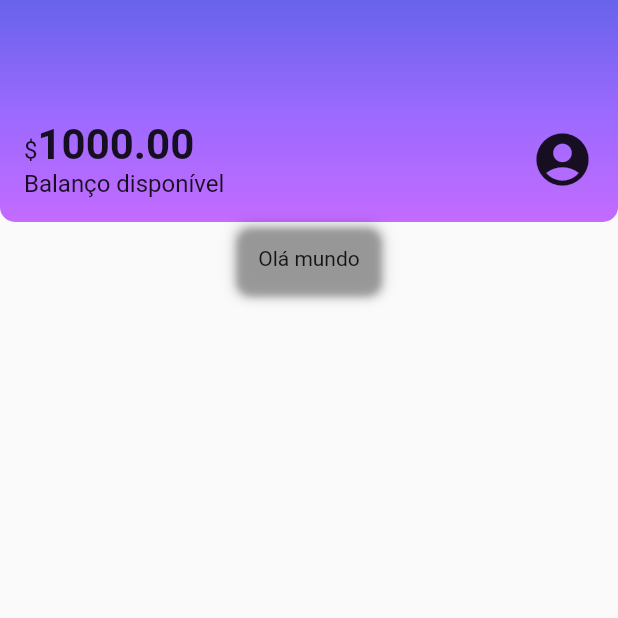
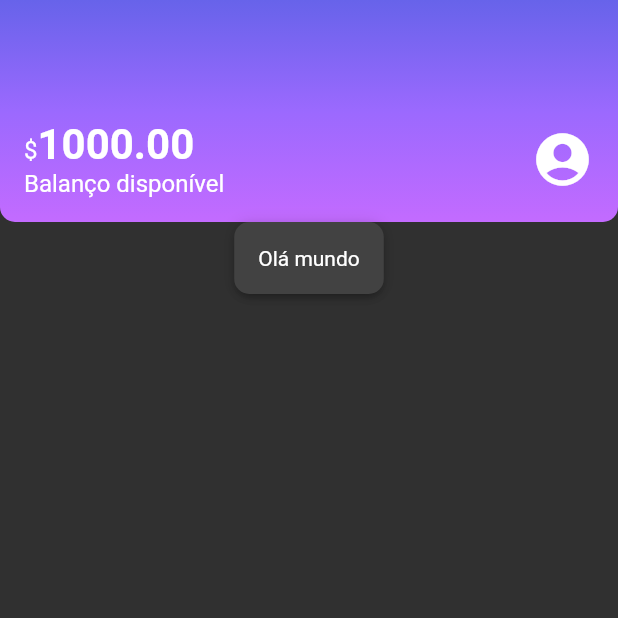
Before and after one commit to alura-cursos/curso_estilizacao, a Flutter app: the screen it shows after launch, on a phone screen of 412 x 824 dp, the top half of it. Run offline on Flutter 3.47's test engine with Material 2 defaults, Android fonts, the light colour scheme and no system bars.

Commit message:
vídeo 4.1

```diff
--- a/lib/components/box_card.dart
+++ b/lib/components/box_card.dart
@@ -11,6 +11,7 @@ const BoxCard({ Key? key, required this.boxContent }) : super(key: key);
       decoration: BoxDecoration(
         boxShadow: kElevationToShadow[3],
         borderRadius: BorderRadius.circular(10),
+        color: Theme.of(context).cardColor,
       ),
       child: boxContent,
     );
--- a/lib/main.dart
+++ b/lib/main.dart
@@ -12,6 +12,7 @@ const Alubank({ Key? key }) : super(key: key);
   Widget build(BuildContext context){
     return MaterialApp(
       title: 'Alubank',
+      theme: ThemeData.dark(),
       home: Home(),
     );
   }
```
